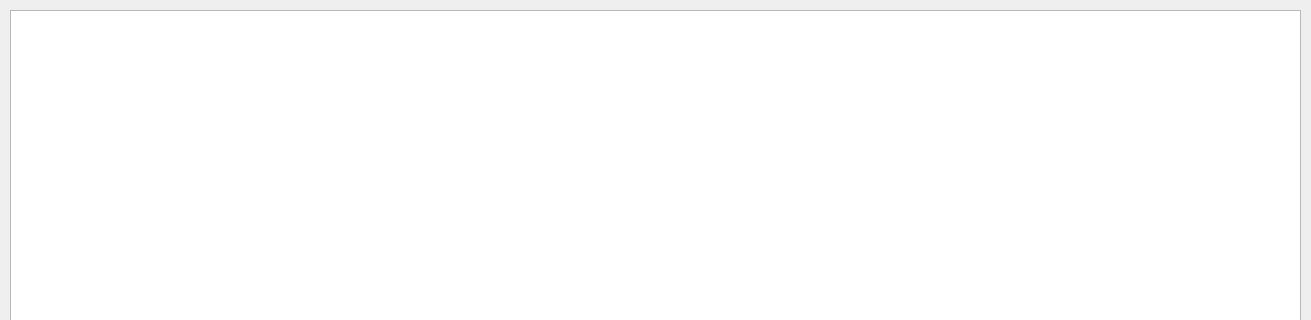
Above: showbody.ui from Cleber-git/textEdit before the change; both pictures show x 0 to 1311 and y 0 to 320 of the 1311 by 663 pixel window. Below: the same form after it.
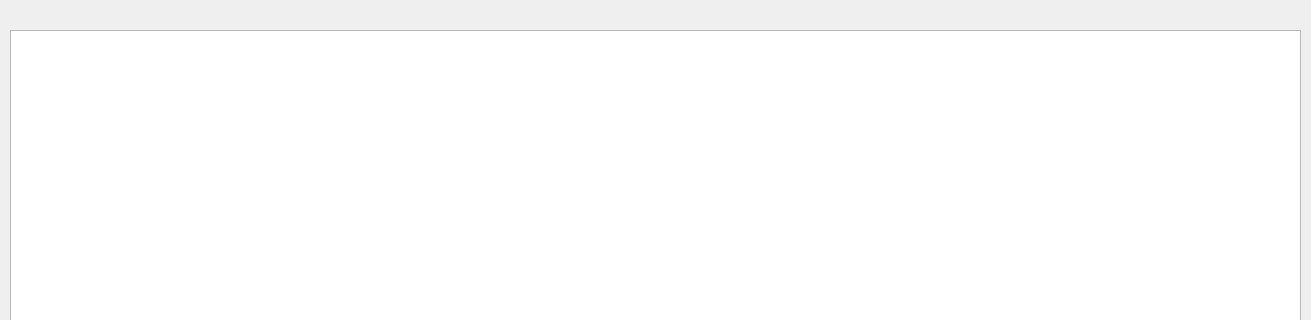
That is the form after the change.

Commit message: Adicionar notão de update e label com mensagem de -modificado-  na tela do arquivo e mostrar quando o usuário modificar o texto original

Patch:
```diff
--- a/showbody.ui
+++ b/showbody.ui
@@ -17,12 +17,25 @@
    <property name="geometry">
     <rect>
      <x>10</x>
-     <y>10</y>
+     <y>30</y>
      <width>1291</width>
-     <height>641</height>
+     <height>621</height>
     </rect>
    </property>
   </widget>
+  <widget class="QLabel" name="msg_info">
+   <property name="geometry">
+    <rect>
+     <x>1130</x>
+     <y>10</y>
+     <width>81</width>
+     <height>20</height>
+    </rect>
+   </property>
+   <property name="text">
+    <string/>
+   </property>
+  </widget>
  </widget>
  <resources/>
  <connections/>
```
The commit also changes 4 other files.
